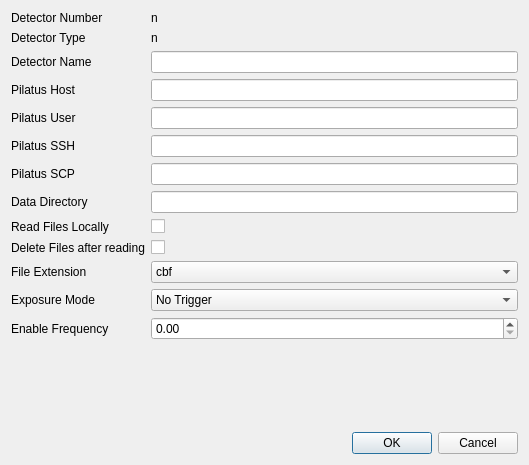
First picture: the form in libraries/qxrdlib/qxrdpilatusdialog.ui, repository guyjennings/qxrd, before the edit.
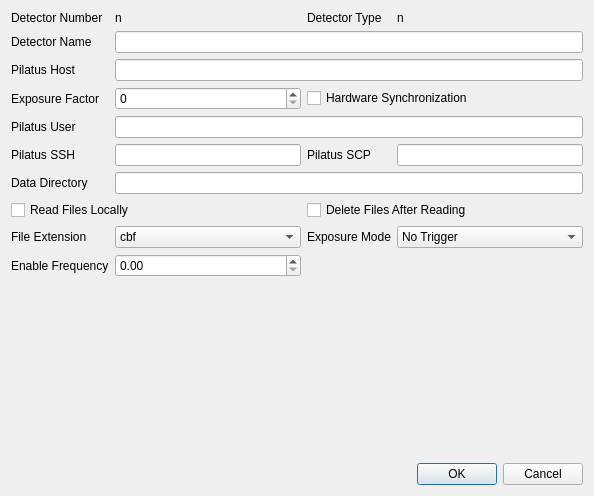
Second picture: the form after the edit.

Commit message: Added exposure factor and hardware sync options to detector settings

```diff
--- a/libraries/qxrdlib/qxrdpilatusdialog.ui
+++ b/libraries/qxrdlib/qxrdpilatusdialog.ui
@@ -6,60 +6,41 @@
    <rect>
     <x>0</x>
     <y>0</y>
-    <width>529</width>
-    <height>465</height>
+    <width>594</width>
+    <height>496</height>
    </rect>
   </property>
   <property name="windowTitle">
    <string>Dialog</string>
   </property>
+  <layout class="QGridLayout" name="gridLayout_2">
+   <item row="0" column="0">
   <layout class="QGridLayout" name="gridLayout">
-   <item row="7" column="0">
-    <widget class="QLabel" name="label_8">
+     <item row="0" column="0">
+      <widget class="QLabel" name="label">
      <property name="text">
-      <string>Data Directory</string>
+        <string>Detector Number</string>
      </property>
     </widget>
    </item>
-   <item row="10" column="0">
-    <widget class="QLabel" name="label_11">
+     <item row="1" column="0">
+      <widget class="QLabel" name="label_3">
      <property name="text">
-      <string>File Extension</string>
+        <string>Detector Name</string>
      </property>
     </widget>
    </item>
-   <item row="11" column="0">
-    <widget class="QLabel" name="label_12">
-     <property name="text">
-      <string>Exposure Mode</string>
-     </property>
-    </widget>
-   </item>
-   <item row="8" column="0">
-    <widget class="QLabel" name="label_10">
-     <property name="text">
-      <string>Read Files Locally</string>
-     </property>
-    </widget>
-   </item>
-   <item row="6" column="0">
-    <widget class="QLabel" name="label_7">
-     <property name="text">
-      <string>Pilatus SCP</string>
-     </property>
-    </widget>
-   </item>
-   <item row="3" column="0">
+     <item row="2" column="0">
     <widget class="QLabel" name="label_4">
      <property name="text">
       <string>Pilatus Host</string>
      </property>
     </widget>
    </item>
-   <item row="9" column="0">
-    <widget class="QLabel" name="label_9">
+     <item row="3" column="0">
+      <widget class="QLabel" name="label_14">
      <property name="text">
-      <string>Delete Files after reading</string>
+        <string>Exposure Factor</string>
      </property>
     </widget>
    </item>
@@ -70,66 +51,8 @@
      </property>
     </widget>
    </item>
-   <item row="1" column="1">
-    <widget class="QLabel" name="m_DetectorType">
-     <property name="text">
-      <string>n</string>
-     </property>
-    </widget>
-   </item>
-   <item row="0" column="0">
-    <widget class="QLabel" name="label">
-     <property name="text">
-      <string>Detector Number</string>
-     </property>
-    </widget>
-   </item>
-   <item row="13" column="0" colspan="2">
-    <spacer name="verticalSpacer">
-     <property name="orientation">
-      <enum>Qt::Vertical</enum>
-     </property>
-     <property name="sizeHint" stdset="0">
-      <size>
-       <width>379</width>
-       <height>20</height>
-      </size>
-     </property>
-    </spacer>
-   </item>
-   <item row="2" column="0">
-    <widget class="QLabel" name="label_3">
-     <property name="text">
-      <string>Detector Name</string>
-     </property>
-    </widget>
-   </item>
-   <item row="2" column="1">
-    <widget class="QLineEdit" name="m_DetectorName"/>
-   </item>
-   <item row="1" column="0">
-    <widget class="QLabel" name="label_2">
-     <property name="text">
-      <string>Detector Type</string>
-     </property>
-    </widget>
-   </item>
-   <item row="14" column="0" colspan="2">
-    <widget class="QDialogButtonBox" name="buttonBox">
-     <property name="orientation">
-      <enum>Qt::Horizontal</enum>
-     </property>
-     <property name="standardButtons">
-      <set>QDialogButtonBox::Cancel|QDialogButtonBox::Ok</set>
-     </property>
-    </widget>
-   </item>
-   <item row="0" column="1">
-    <widget class="QLabel" name="m_DetectorNumber">
-     <property name="text">
-      <string>n</string>
-     </property>
-    </widget>
+     <item row="4" column="1" colspan="3">
+      <widget class="QLineEdit" name="m_PilatusUser"/>
    </item>
    <item row="5" column="0">
     <widget class="QLabel" name="label_6">
@@ -138,43 +61,102 @@
      </property>
     </widget>
    </item>
-   <item row="12" column="0">
+     <item row="6" column="0">
+      <widget class="QLabel" name="label_8">
+       <property name="text">
+        <string>Data Directory</string>
+       </property>
+      </widget>
+     </item>
+     <item row="7" column="0" colspan="2">
+      <widget class="QCheckBox" name="m_ReadFilesLocally">
+       <property name="text">
+        <string>Read Files Locally</string>
+       </property>
+      </widget>
+     </item>
+     <item row="8" column="0">
+      <widget class="QLabel" name="label_11">
+       <property name="text">
+        <string>File Extension</string>
+       </property>
+      </widget>
+     </item>
+     <item row="9" column="0">
     <widget class="QLabel" name="label_13">
      <property name="text">
       <string>Enable Frequency</string>
      </property>
     </widget>
    </item>
-   <item row="3" column="1">
+     <item row="0" column="1">
+      <widget class="QLabel" name="m_DetectorNumber">
+       <property name="text">
+        <string>n</string>
+       </property>
+      </widget>
+     </item>
+     <item row="0" column="2">
+      <widget class="QLabel" name="label_2">
+       <property name="text">
+        <string>Detector Type</string>
+       </property>
+      </widget>
+     </item>
+     <item row="0" column="3">
+      <widget class="QLabel" name="m_DetectorType">
+       <property name="text">
+        <string>n</string>
+       </property>
+      </widget>
+     </item>
+     <item row="1" column="1" colspan="3">
+      <widget class="QLineEdit" name="m_DetectorName"/>
+     </item>
+     <item row="2" column="1" colspan="3">
     <widget class="QLineEdit" name="m_PilatusHost"/>
    </item>
-   <item row="4" column="1">
-    <widget class="QLineEdit" name="m_PilatusUser"/>
-   </item>
    <item row="5" column="1">
     <widget class="QLineEdit" name="m_PilatusSSH"/>
    </item>
-   <item row="6" column="1">
+     <item row="3" column="1">
+      <widget class="QSpinBox" name="m_ExposureFactor"/>
+     </item>
+     <item row="5" column="2">
+      <widget class="QLabel" name="label_7">
+       <property name="text">
+        <string>Pilatus SCP</string>
+       </property>
+      </widget>
+     </item>
+     <item row="5" column="3">
     <widget class="QLineEdit" name="m_PilatusSCP"/>
    </item>
-   <item row="7" column="1">
-    <widget class="QLineEdit" name="m_PilatusDataDirectory"/>
-   </item>
    <item row="8" column="1">
-    <widget class="QCheckBox" name="m_ReadFilesLocally">
+      <widget class="QComboBox" name="m_PilatusExtension">
+       <property name="editable">
+        <bool>false</bool>
+       </property>
+       <item>
      <property name="text">
-      <string/>
-     </property>
-    </widget>
-   </item>
-   <item row="9" column="1">
-    <widget class="QCheckBox" name="m_DeleteFilesAfterReading">
+         <string>cbf</string>
+        </property>
+       </item>
+       <item>
+        <property name="text">
+         <string>tif</string>
+        </property>
+       </item>
+      </widget>
+     </item>
+     <item row="8" column="2">
+      <widget class="QLabel" name="label_12">
      <property name="text">
-      <string/>
+        <string>Exposure Mode</string>
      </property>
     </widget>
    </item>
-   <item row="11" column="1">
+     <item row="8" column="3">
     <widget class="QComboBox" name="m_ExposureMode">
      <item>
       <property name="text">
@@ -193,28 +175,53 @@
      </item>
     </widget>
    </item>
-   <item row="12" column="1">
+     <item row="7" column="2" colspan="2">
+      <widget class="QCheckBox" name="m_DeleteFilesAfterReading">
+       <property name="text">
+        <string>Delete Files After Reading</string>
+       </property>
+      </widget>
+     </item>
+     <item row="6" column="1" colspan="3">
+      <widget class="QLineEdit" name="m_PilatusDataDirectory"/>
+     </item>
+     <item row="3" column="2" colspan="2">
+      <widget class="QCheckBox" name="m_HardwareSync">
+       <property name="text">
+        <string>Hardware Synchronization</string>
+       </property>
+      </widget>
+     </item>
+     <item row="9" column="1">
     <widget class="QDoubleSpinBox" name="m_EnableFrequency">
      <property name="maximum">
       <double>1000000.000000000000000</double>
      </property>
     </widget>
    </item>
-   <item row="10" column="1">
-    <widget class="QComboBox" name="m_PilatusExtension">
-     <property name="editable">
-      <bool>false</bool>
+    </layout>
+   </item>
+   <item row="1" column="0">
+    <spacer name="verticalSpacer">
+     <property name="orientation">
+      <enum>Qt::Vertical</enum>
      </property>
-     <item>
-      <property name="text">
-       <string>cbf</string>
-      </property>
-     </item>
-     <item>
-      <property name="text">
-       <string>tif</string>
-      </property>
-     </item>
+     <property name="sizeHint" stdset="0">
+      <size>
+       <width>379</width>
+       <height>20</height>
+      </size>
+     </property>
+    </spacer>
+   </item>
+   <item row="2" column="0">
+    <widget class="QDialogButtonBox" name="buttonBox">
+     <property name="orientation">
+      <enum>Qt::Horizontal</enum>
+     </property>
+     <property name="standardButtons">
+      <set>QDialogButtonBox::Cancel|QDialogButtonBox::Ok</set>
+     </property>
     </widget>
    </item>
   </layout>
```
Lines whose indentation alone changed are shown as unchanged. The commit also changes 18 other files.
